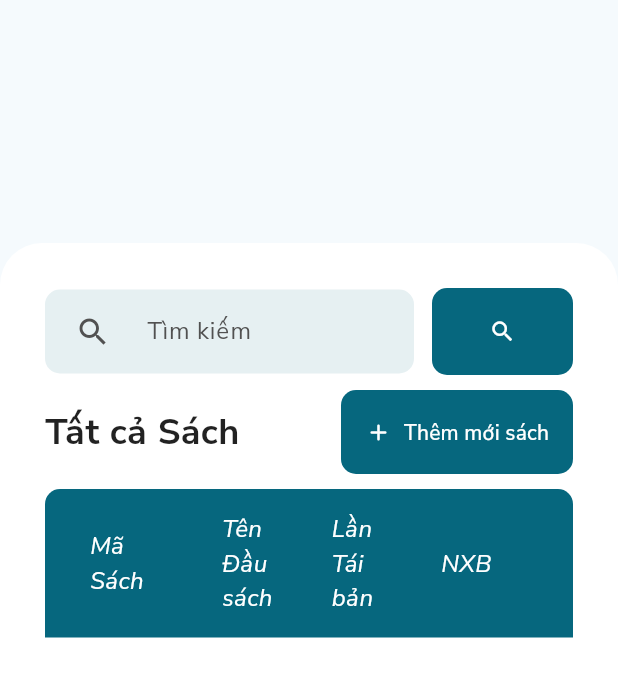
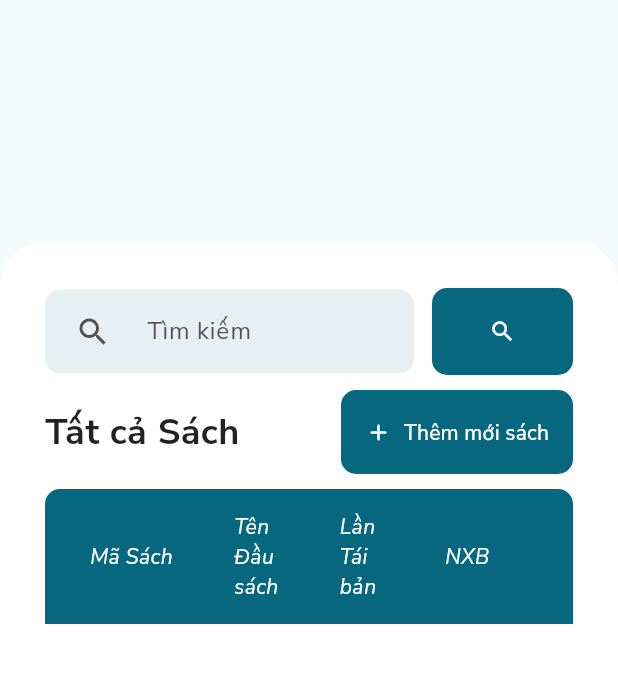
Before and after one commit to petrichor-hl/library_management, a Flutter app: the TatCaSach widget shown alone on an empty page, opened directly with empty values, on a phone screen of 412 x 824 dp. Shown: the top 677 px of the screen. Run offline on Flutter 3.47's test engine with Material 2 defaults, Android fonts, the phone set to English and light mode, and no system bars; our stand-ins replace flutter_bloc, flutter_svg, google_fonts, page_transition, sqflite, sqflite_common_ffi; missing offline and left inert: bitsdojo_window, dart_date; accounts and stored records are empty.

Commit message:
70% add enter_book_detail

```diff
--- a/lib/components/forms/add_edit_enter_book_detail_form/add_edit_enter_book_detail_form.dart
+++ b/lib/components/forms/add_edit_enter_book_detail_form/add_edit_enter_book_detail_form.dart
@@ -62,9 +62,10 @@ class _AddEditEnterBookDetailState extends State<AddEditEnterBookDetailForm> {
                   }),
                 ),
               ),
+
               /*
-              Thêm Sách mới
-              */
+                Thêm Sách mới
+                */
               Positioned(
                 right: 0,
                 child: IgnorePointer(
--- a/lib/components/forms/add_edit_enter_book_detail_form/tat_ca_sach.dart
+++ b/lib/components/forms/add_edit_enter_book_detail_form/tat_ca_sach.dart
@@ -1,5 +1,9 @@
 import 'package:flutter/material.dart';
+import 'package:flutter_bloc/flutter_bloc.dart';
 import 'package:library_management/components/my_search_bar.dart';
+import 'package:library_management/cubit/tat_ca_sach_cubit.dart';
+import 'package:library_management/main.dart';
+import 'package:library_management/models/sach.dart';
 
 class TatCaSach extends StatefulWidget {
   const TatCaSach({
@@ -14,6 +18,18 @@ class TatCaSach extends StatefulWidget {
 }
 
 class _TatCarSachDState extends State<TatCaSach> {
+  Future<void> prepareSachData() async {
+    if (context.read<TatCaSachCubit>().state == null) {
+      context.read<TatCaSachCubit>().setList(await dbProcess.querySach());
+    }
+  }
+
+  @override
+  void initState() {
+    prepareSachData();
+    super.initState();
+  }
+
   @override
   Widget build(BuildContext context) {
     return Dialog(
@@ -22,7 +38,14 @@ class _TatCarSachDState extends State<TatCaSach> {
       insetPadding: const EdgeInsets.all(0),
       child: SizedBox(
         height: 500,
-        child: Padding(
+        child: BlocBuilder<TatCaSachCubit, List<Sach>?>(builder: (ctx, sachs) {
+          if (sachs == null) {
+            return const Center(
+              child: CircularProgressIndicator(),
+            );
+          }
+
+          return Padding(
             padding: const EdgeInsets.symmetric(
               vertical: 30,
               horizontal: 30,
@@ -73,16 +96,13 @@ class _TatCarSachDState extends State<TatCaSach> {
                           ),
                           child: const Row(
                             children: [
-                            Expanded(
-                              child: Padding(
-                                padding: EdgeInsets.only(right: 15),
+                              SizedBox(
+                                width: 81,
                                 child: Text(
                                   'Mã Sách',
                                   style: TextStyle(
                                     color: Colors.white,
-                                    fontSize: 16,
                                     fontStyle: FontStyle.italic,
-                                  ),
                                   ),
                                 ),
                               ),
@@ -95,7 +115,6 @@ class _TatCarSachDState extends State<TatCaSach> {
                                     'Tên Đầu sách',
                                     style: TextStyle(
                                       color: Colors.white,
-                                    fontSize: 16,
                                       fontStyle: FontStyle.italic,
                                     ),
                                   ),
@@ -110,7 +129,6 @@ class _TatCarSachDState extends State<TatCaSach> {
                                     'Lần Tái bản',
                                     style: TextStyle(
                                       color: Colors.white,
-                                    fontSize: 16,
                                       fontStyle: FontStyle.italic,
                                     ),
                                   ),
@@ -123,7 +141,6 @@ class _TatCarSachDState extends State<TatCaSach> {
                                     'NXB',
                                     style: TextStyle(
                                       color: Colors.white,
-                                    fontSize: 16,
                                       fontStyle: FontStyle.italic,
                                     ),
                                   ),
@@ -135,47 +152,44 @@ class _TatCarSachDState extends State<TatCaSach> {
                         Expanded(
                           child: ListView(
                             padding: const EdgeInsets.symmetric(horizontal: 30),
-                          // children: List.generate(
-                          //   _enterbookCards.length,
-                          //   (index) {
-                          //     return Row(
-                          //       children: [
-                          //         Expanded(
-                          //           child: Padding(
-                          //             padding: const EdgeInsets.only(
-                          //               right: 15,
-                          //             ),
-                          //             child: Text(_enterbookCards[index].maCTPN.toString()),
-                          //           ),
-                          //         ),
-                          //         Expanded(
-                          //           child: Padding(
-                          //             padding: const EdgeInsets.only(
-                          //               right: 15,
-                          //             ),
-                          //             child: Text(_enterbookCards[index].maCTPN.toString()),
-                          //           ),
-                          //         ),
-                          //         Expanded(
-                          //           child: Padding(
-                          //             padding: const EdgeInsets.symmetric(
-                          //               horizontal: 15,
-                          //             ),
-                          //             child: Text(_enterbookCards[index].soLuong.toString()),
-                          //           ),
-                          //         ),
-                          //         Expanded(
-                          //           child: Padding(
-                          //             padding: const EdgeInsets.only(
-                          //               left: 15,
-                          //             ),
-                          //             child: Text(_enterbookCards[index].donGia.toVnCurrencyWithoutSymbolFormat()),
-                          //           ),
-                          //         ),
-                          //       ],
-                          //     );
-                          //   },
-                          // ),
+                            children: List.generate(
+                              sachs.length,
+                              (index) {
+                                return Row(
+                                  children: [
+                                    SizedBox(
+                                      width: 80,
+                                      child: Text(sachs[index].maSach.toString()),
+                                    ),
+                                    Expanded(
+                                      child: Padding(
+                                        padding: const EdgeInsets.symmetric(
+                                          horizontal: 15,
+                                          vertical: 15,
+                                        ),
+                                        child: Text(sachs[index].tenDauSach.toString()),
+                                      ),
+                                    ),
+                                    Expanded(
+                                      child: Padding(
+                                        padding: const EdgeInsets.symmetric(
+                                          horizontal: 15,
+                                        ),
+                                        child: Text(sachs[index].lanTaiBan.toString()),
+                                      ),
+                                    ),
+                                    Expanded(
+                                      child: Padding(
+                                        padding: const EdgeInsets.only(
+                                          left: 15,
+                                        ),
+                                        child: Text(sachs[index].nhaXuatBan),
+                                      ),
+                                    ),
+                                  ],
+                                );
+                              },
+                            ),
                           ),
                         ),
                       ],
@@ -184,7 +198,8 @@ class _TatCarSachDState extends State<TatCaSach> {
                 ),
               ],
             ),
-        ),
+          );
+        }),
       ),
     );
   }
--- /dev/null
+++ b/lib/cubit/tat_ca_sach_cubit.dart
@@ -0,0 +1,11 @@
+import 'package:flutter_bloc/flutter_bloc.dart';
+import 'package:library_management/models/sach.dart';
+
+class TatCaSachCubit extends Cubit<List<Sach>?> {
+  TatCaSachCubit() : super(null);
+
+  void setList(List<Sach> sachs) => emit(sachs);
+  void addSach(Sach newSach) => emit([...state!, newSach]);
+
+  bool get isEmpty => state!.isEmpty;
+}
--- a/lib/models/sach.dart
+++ b/lib/models/sach.dart
@@ -3,12 +3,14 @@ class Sach {
   int lanTaiBan;
   String nhaXuatBan;
   int maDauSach;
+  String tenDauSach;
 
   Sach(
     this.maSach,
     this.lanTaiBan,
     this.nhaXuatBan,
     this.maDauSach,
+    this.tenDauSach,
   );
 
   Map<String, dynamic> toMap() {
--- a/lib/screens/reader_manage.dart
+++ b/lib/screens/reader_manage.dart
@@ -9,7 +9,6 @@ import 'package:library_management/main.dart';
 import 'package:library_management/models/doc_gia.dart';
 import 'package:library_management/utils/common_variables.dart';
 import 'package:library_management/utils/extension.dart';
-import 'package:library_management/utils/common_variables.dart';
 
 class ReaderManage extends StatefulWidget {
   const ReaderManage({super.key});
--- a/lib/utils/db_process.dart
+++ b/lib/utils/db_process.dart
@@ -2,7 +2,6 @@ import 'dart:io';
 
 import 'package:library_management/models/dau_sach.dart';
 import 'package:library_management/models/doc_gia.dart';
-import 'package:library_management/models/cuon_sach.dart';
 import 'package:library_management/models/sach.dart';
 import 'package:library_management/utils/common_variables.dart';
 import 'package:library_management/utils/extension.dart';
@@ -258,7 +257,10 @@ class DbProcess {
 
     for (var element in data) {
       dauSachs.add(
-        DauSach(element['MaDauSach'], element['TenDauSach']),
+        DauSach(
+          element['MaDauSach'],
+          element['TenDauSach'],
+        ),
       );
     }
 
@@ -275,6 +277,30 @@ class DbProcess {
   }
 
   /* SACH CODE */
+  Future<List<Sach>> querySach() async {
+    List<Map<String, dynamic>> data = await _database.rawQuery(
+      '''
+      select * from Sach join DauSach using(MaDauSach)
+      ''',
+    );
+
+    List<Sach> sachs = [];
+
+    for (var element in data) {
+      sachs.add(
+        Sach(
+          element['MaSach'],
+          element['LanTaiBan'],
+          element['NhaXuatBan'],
+          element['MaDauSach'],
+          element['TenDauSach'],
+        ),
+      );
+    }
+
+    return sachs;
+  }
+
   Future<int> insertSach(Sach newSach) async {
     return await _database.insert(
       'Sach',
```
Also changed, not shown: lib/components/forms/add_edit_enter_book_detail_form/them_sach_moi_form.dart (+24 -1 lines), lib/components/label_text_form_field.dart (+10 -9 lines), lib/cubit/tat_ca_sach.dart (deleted, +0 -9 lines), lib/main.dart (+10 -1 lines), 1 other file. Lines whose indentation alone changed are shown as unchanged.
